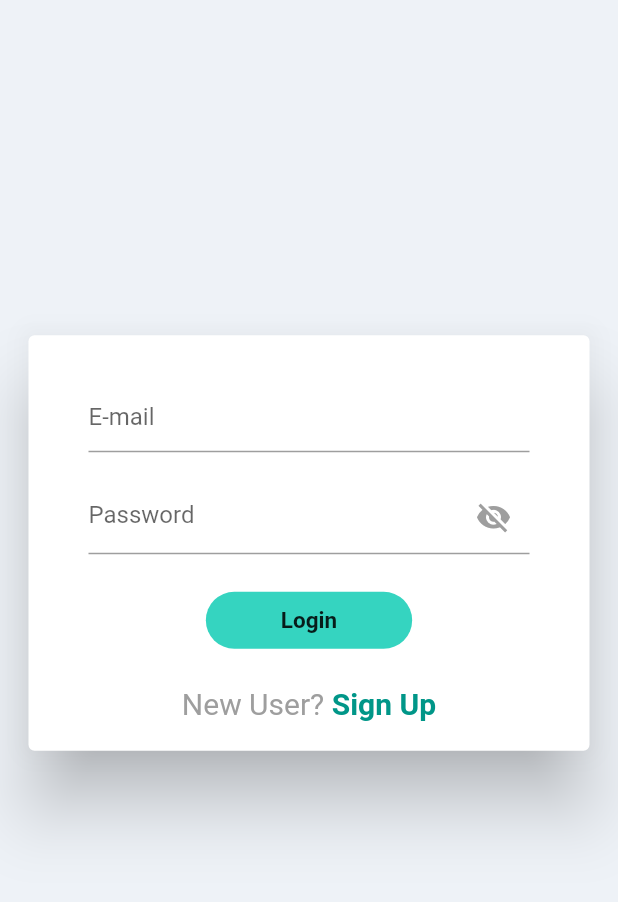
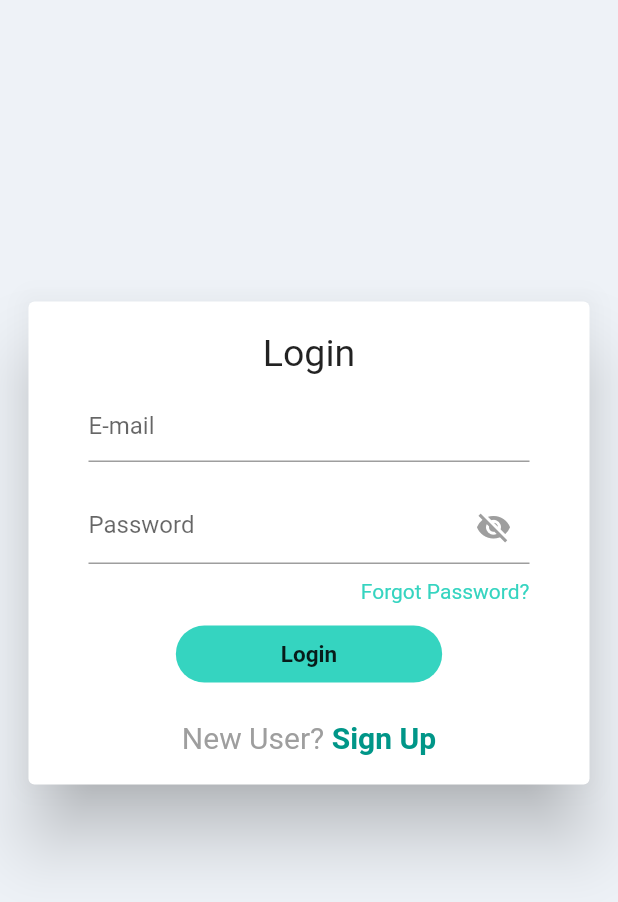
Before and after one commit to ngbede/kiosk, a Flutter app: the screen it shows after launch, on a phone screen of 412 x 824 dp. Shown: the top 902 px of the screen. Run offline on Flutter 3.47's test engine with Material 2 defaults, Android fonts, the phone set to English and light mode, and no system bars; our stand-ins replace cloud_firestore, firebase_auth, firebase_core, modal_progress_hud; accounts and stored records are empty.

Commit message:
refactored UI, firebase auth now functional

```diff
--- /dev/null
+++ b/lib/config/instance.dart
@@ -0,0 +1,8 @@
+import 'package:cloud_firestore/cloud_firestore.dart';
+import 'package:firebase_auth/firebase_auth.dart';
+
+final FirebaseAuth _auth = FirebaseAuth.instance;
+final FirebaseFirestore _store = FirebaseFirestore.instance;
+
+FirebaseAuth auth() => _auth;
+FirebaseFirestore store() => _store;
--- a/lib/screens/login_screen/login.dart
+++ b/lib/screens/login_screen/login.dart
@@ -1,15 +1,22 @@
 import 'package:flutter/material.dart';
 import 'package:kiosk/config/constant.dart';
+import 'package:kiosk/config/instance.dart';
+import 'package:kiosk/providers/onboard/account.dart';
+import 'package:kiosk/providers/spin/progress.dart';
+import 'package:kiosk/screens/layout.dart';
 import 'package:kiosk/widgets/login_widgets/inputfield.dart';
+import 'package:modal_progress_hud/modal_progress_hud.dart';
+import 'package:provider/provider.dart';
 
-//TODO:implement sign in method with firebase
 class Login extends StatelessWidget {
   @override
   Widget build(BuildContext context) {
     return SafeArea(
       child: Scaffold(
         backgroundColor: Color(0XFFEEF2F7),
-        body: Column(
+        body: ModalProgressHUD(
+          inAsyncCall: Provider.of<Spin>(context).getWheel(),
+          child: Column(
             mainAxisAlignment: MainAxisAlignment.center,
             children: [
               Padding(
@@ -20,6 +27,10 @@ class Login extends StatelessWidget {
                     padding: EdgeInsets.all(20.0),
                     child: Column(
                       children: [
+                        Text(
+                          "Login",
+                          style: TextStyle(fontSize: 25),
+                        ),
                         InputField(
                           hint: "E-mail",
                           keyboard: TextInputType.emailAddress,
@@ -30,18 +41,56 @@ class Login extends StatelessWidget {
                           dataField: Field.password,
                           iconVisible: true,
                         ),
+                        Padding(
+                          padding: EdgeInsets.only(right: 20),
+                          child: Row(
+                            mainAxisAlignment: MainAxisAlignment.end,
+                            children: [
+                              Text(
+                                "Forgot Password?",
+                                textAlign: TextAlign.right,
+                                style: TextStyle(
+                                  color: Color(0XFF35D4C0),
+                                ),
+                              ),
+                            ],
+                          ),
+                        ),
                         GestureDetector(
-                        onTap: () => print("Log in button pressed"),
+                          onTap: () async {
+                            Provider.of<Spin>(context, listen: false)
+                                .changeWheel();
+                            final _login = await auth()
+                                .signInWithEmailAndPassword(
+                                    email: Provider.of<Account>(context,
+                                            listen: false)
+                                        .getUser()
+                                        .email,
+                                    password: Provider.of<Account>(context,
+                                            listen: false)
+                                        .getUser()
+                                        .password);
+                            if (_login != null) {
+                              Provider.of<Spin>(context, listen: false)
+                                  .changeWheel();
+                              Navigator.push(
+                                  context,
+                                  MaterialPageRoute(
+                                      builder: (context) => Layout()));
+                            } else {
+                              print("Invalid field");
+                            }
+                          },
                           child: Container(
                             decoration: BoxDecoration(
                               color: Color(0XFF35D4C0),
                               borderRadius: BorderRadius.circular(30.0),
                             ),
                             margin: EdgeInsets.symmetric(
-                              horizontal: 70, vertical: 15),
+                                horizontal: 50, vertical: 15),
                             child: Padding(
                               padding: EdgeInsets.symmetric(
-                                horizontal: 50, vertical: 10),
+                                  horizontal: 70, vertical: 10),
                               child: Text(
                                 "Login",
                                 style: TextStyle(
@@ -58,11 +107,11 @@ class Login extends StatelessWidget {
                           children: [
                             Text(
                               "New User?",
-                            style: TextStyle(color: Colors.grey, fontSize: 20),
+                              style:
+                                  TextStyle(color: Colors.grey, fontSize: 20),
                             ),
                             GestureDetector(
                               onTap: () {
-                              print("Navigate to sign up screen");
                                 Navigator.pushNamed(context, "register");
                               },
                               child: Text(
@@ -82,6 +131,7 @@ class Login extends StatelessWidget {
               ),
             ],
           ),
+        ),
         resizeToAvoidBottomPadding: false,
       ),
     );
--- a/lib/widgets/login_widgets/inputfield.dart
+++ b/lib/widgets/login_widgets/inputfield.dart
@@ -85,6 +85,11 @@ class _InputFieldState extends State<InputField> {
                         ),
                 )
               : null,
+          focusedBorder: UnderlineInputBorder(
+            borderSide: BorderSide(
+              color: Color(0XFF35D4C0),
+            ),
+          ),
         ),
         keyboardType: widget.keyboard,
         obscureText: widget.iconVisible ? hidePassword : false,
```
Also changed, not shown: lib/screens/signup_screen/register.dart (+61 -33 lines). Lines whose indentation alone changed are shown as unchanged.
